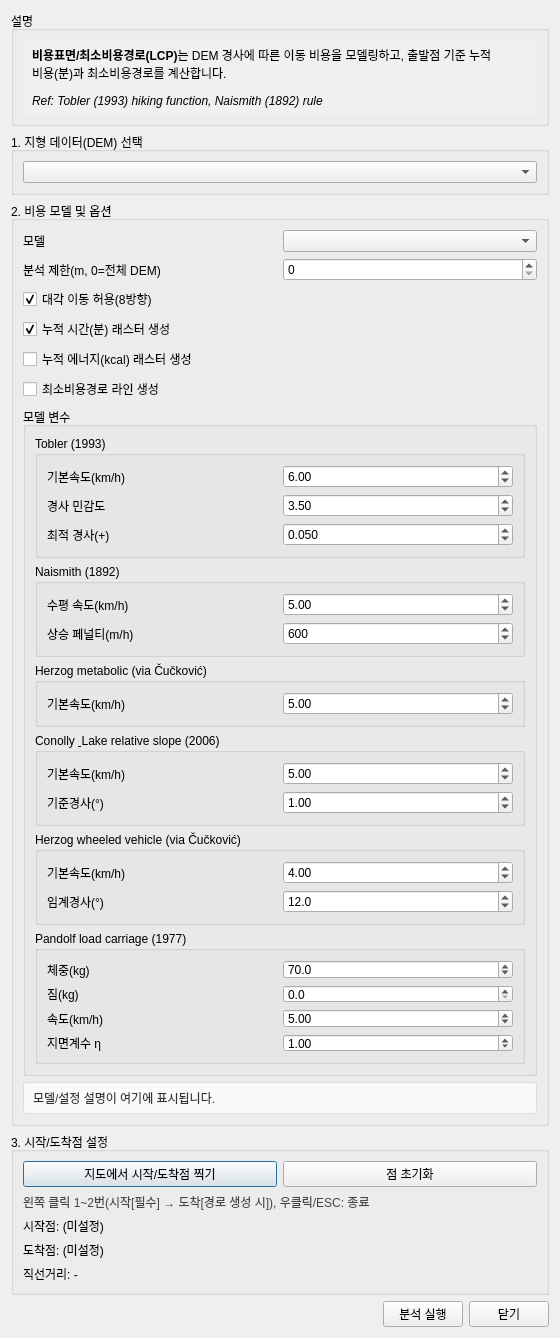
First picture: the form in tools/cost_surface_dialog_base.ui, repository lzpxilfe/ar, before the edit.
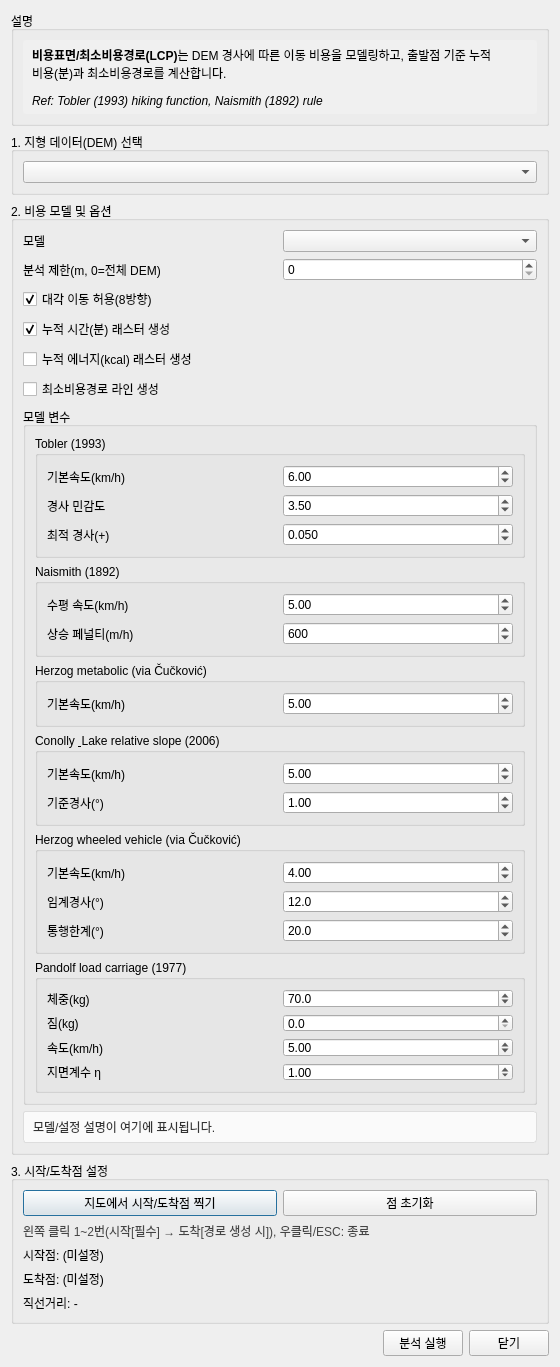
Second picture: the form after the edit. Custom widgets are drawn as their Qt base class.

Commit message: Wheeled model: add max slope limit

Patch:
```diff
--- a/tools/cost_surface_dialog_base.ui
+++ b/tools/cost_surface_dialog_base.ui
@@ -497,6 +497,35 @@
                </property>
               </widget>
              </item>
+             <item row="2" column="0">
+              <widget class="QLabel" name="lblWheeledMaxSlope">
+               <property name="text">
+                <string>통행한계(°)</string>
+               </property>
+              </widget>
+             </item>
+             <item row="2" column="1">
+              <widget class="QDoubleSpinBox" name="spinWheeledMaxSlopeDeg">
+               <property name="toolTip">
+                <string>이 각도(°)를 넘는 경사는 차량/수레 통행이 사실상 불가능하다고 가정하여 경로에서 강하게 회피합니다(사실상 금지). 값이 낮을수록 '평탄지/완만한 고개'를 강하게 선호합니다. (기본값: 20°)</string>
+               </property>
+               <property name="decimals">
+                <number>1</number>
+               </property>
+               <property name="minimum">
+                <double>5.000000000000000</double>
+               </property>
+               <property name="maximum">
+                <double>45.000000000000000</double>
+               </property>
+               <property name="singleStep">
+                <double>0.500000000000000</double>
+               </property>
+               <property name="value">
+                <double>20.000000000000000</double>
+               </property>
+              </widget>
+             </item>
             </layout>
            </widget>
           </item>
```
The commit also changes 2 other files.
